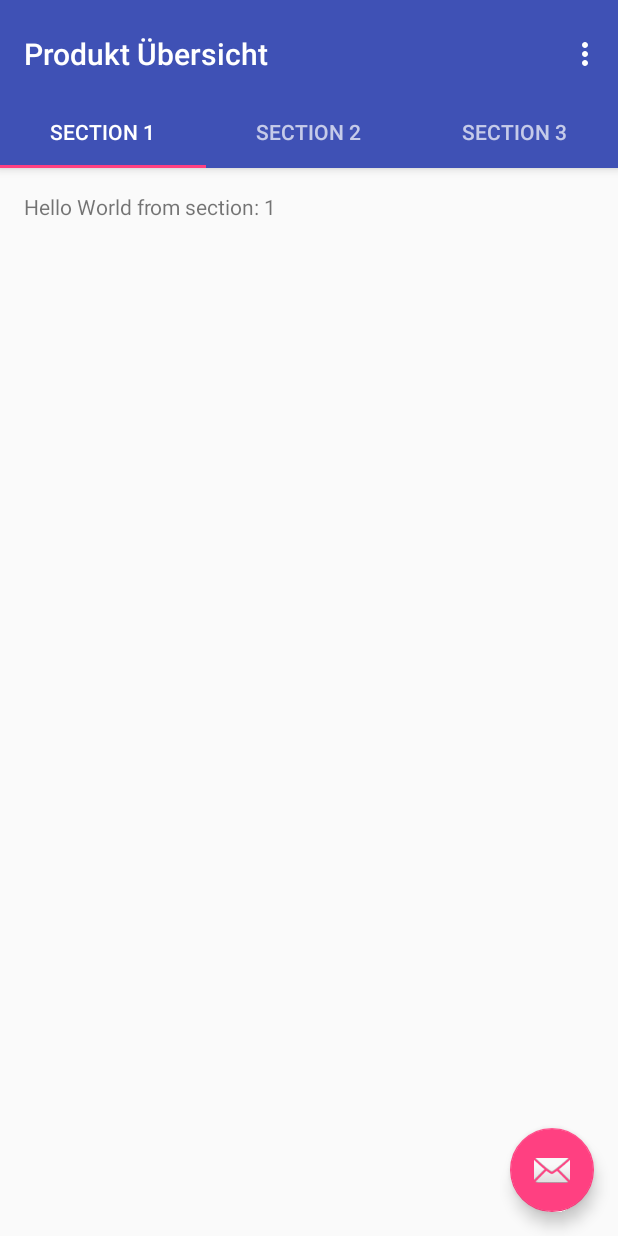
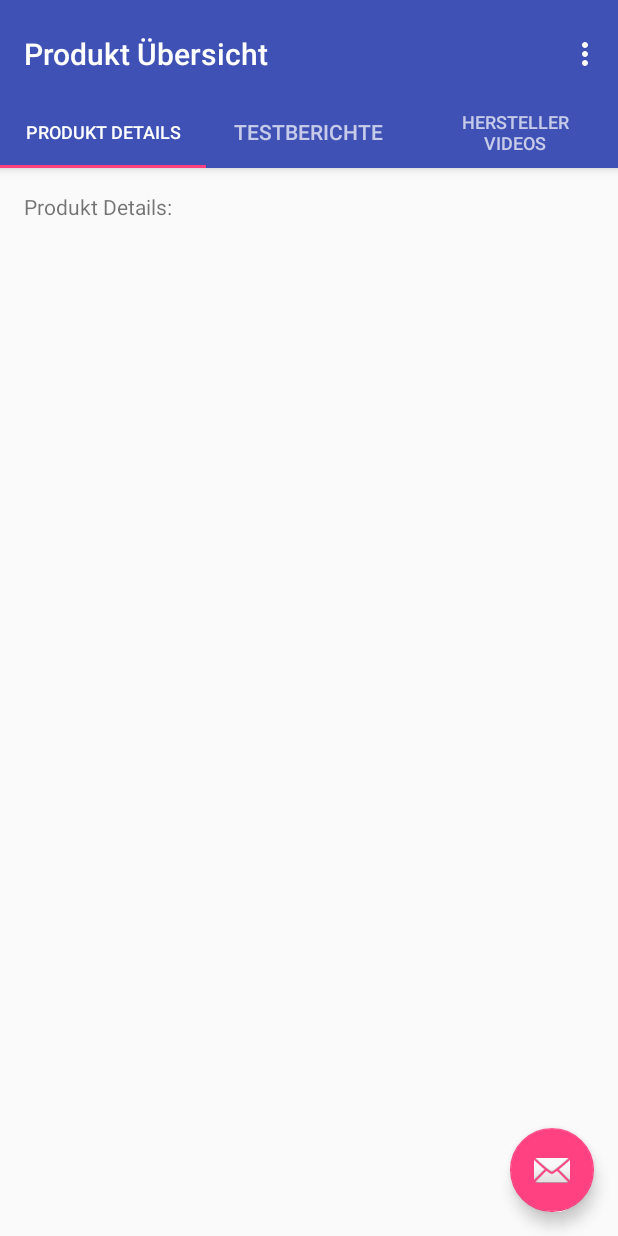
Before and after one commit to ThomasBernetzeder/Wikipeter, an Android app: the ProductOverviewActivity screen opened directly, with no data from a screen before it, on a phone screen of 412 x 824 dp. Run offline under Robolectric (Android 15) with nearby library versions, the phone set to English and light mode, and no system bars.

Commit message:
Tabbed Views angepasst und eigene Fragments erstellt. Zerlegung des JSON Strings via JSONObjekt und Strings implementiert, aber funktioniert noch nicht (Absturz der App).
Nächste Schritte:
Funktionen um JSON String zu zerlegen überprüfen/neu implementieren.
-> JSON Informationen via SharedPreferences referenzieren.

Build läuft auf Nexus 6P Device mit API 26 und Android 8.0 (O).

Unterschiedliche Libraries, evtl. Laufzeit Fehler.

```diff
--- a/app/src/main/java/krassdraufstudios/wikipeter/ProductOverviewActivity.java
+++ b/app/src/main/java/krassdraufstudios/wikipeter/ProductOverviewActivity.java
@@ -1,6 +1,6 @@
 package krassdraufstudios.wikipeter;
 
-import android.content.res.Resources;
+import android.content.Intent;
 import android.support.design.widget.TabLayout;
 import android.support.design.widget.FloatingActionButton;
 import android.support.design.widget.Snackbar;
@@ -19,6 +19,10 @@ import android.view.View;
 import android.view.ViewGroup;
 
 import android.widget.TextView;
+import android.widget.Toast;
+
+import org.json.JSONObject;
+import org.json.JSONException;
 
 public class ProductOverviewActivity extends AppCompatActivity {
 
@@ -38,15 +42,53 @@ public class ProductOverviewActivity extends AppCompatActivity {
     private ViewPager mViewPager;
     private static String product;
 
+    private static String product_id;
+    private static String product_name;
+    private static String product_category;
+    private static String product_price;
+    private static String product_spezifications;
+    private static String product_producer_page;
+    private static String product_producer_trailer;
+
+    JSONObject jsonObject;
+
+
     @Override
     protected void onCreate(Bundle savedInstanceState) {
         super.onCreate(savedInstanceState);
         setContentView(R.layout.activity_product_overview);
 
-        Bundle qrCodeData = getIntent().getExtras();
+        /*Bundle qrCodeData = getIntent().getExtras();
         if (qrCodeData != null) {
             product = qrCodeData.getString("ProductInformation");
-        }
+
+            try {
+                jsonObject = new JSONObject(product);
+            } catch (JSONException e){
+                Toast.makeText(this,"QR-Code konnte nicht ausgelesen werden.", Toast.LENGTH_SHORT).show();
+
+                // After retrieving Error-Message, switch back to ScanActivity
+                Intent intent = new Intent(getApplicationContext(), ScanActivity.class);
+
+                // start ScanActivity
+                startActivity(intent);
+            }
+
+            try {
+                product_id = jsonObject.getString("id");
+                product_name = jsonObject.getString("name");
+                product_category = jsonObject.getString("category");
+                product_price = jsonObject.getString("price");
+                product_spezifications = jsonObject.getString("spezifications");
+                product_producer_page = jsonObject.getString("producer_product_page");
+                product_producer_trailer = jsonObject.getString("producer_product_trailer");
+
+            } catch (JSONException e) {
+                Toast.makeText(this,"QR-Code konnte nicht verarbeitet werden.", Toast.LENGTH_SHORT).show();
+            }
+
+
+        }*/
 
         Toolbar toolbar = (Toolbar) findViewById(R.id.toolbar);
         setSupportActionBar(toolbar);
@@ -96,46 +138,6 @@ public class ProductOverviewActivity extends AppCompatActivity {
     }
 
     /**
-     * A placeholder fragment containing a simple view.
-     */
-    public static class PlaceholderFragment extends Fragment {
-        /**
-         * The fragment argument representing the section number for this
-         * fragment.
-         */
-        private static final String ARG_SECTION_NUMBER = "section_number";
-
-        public PlaceholderFragment() {
-        }
-
-        /**
-         * Returns a new instance of this fragment for the given section
-         * number.
-         */
-        public static PlaceholderFragment newInstance(int sectionNumber) {
-            PlaceholderFragment fragment = new PlaceholderFragment();
-            Bundle args = new Bundle();
-            args.putInt(ARG_SECTION_NUMBER, sectionNumber);
-            fragment.setArguments(args);
-            return fragment;
-        }
-
-        @Override
-        public View onCreateView(LayoutInflater inflater, ViewGroup container,
-                                 Bundle savedInstanceState) {
-
-            //Resources res = getResources();
-            //String productOverview = String.format(res.getString(R.string.product_information), product);
-
-            View rootView = inflater.inflate(R.layout.fragment_product_overview, container, false);
-            TextView textView = (TextView) rootView.findViewById(R.id.section_label);
-            textView.setText(getString(R.string.section_format, getArguments().getInt(ARG_SECTION_NUMBER)));
-            //textView.setText(getString(R.string.product_information, getArguments()));
-            return rootView;
-        }
-    }
-
-    /**
      * A {@link FragmentPagerAdapter} that returns a fragment corresponding to
      * one of the sections/tabs/pages.
      */
@@ -147,9 +149,23 @@ public class ProductOverviewActivity extends AppCompatActivity {
 
         @Override
         public Fragment getItem(int position) {
-            // getItem is called to instantiate the fragment for the given page.
-            // Return a PlaceholderFragment (defined as a static inner class below).
-            return PlaceholderFragment.newInstance(position + 1);
+            // Returning the current tabs
+            switch (position) {
+                case 0:
+                    TabOneProductDetails tab1 = new TabOneProductDetails();
+                    return tab1;
+
+                case 1:
+                    TabTwoProductReviews tab2 = new TabTwoProductReviews();
+                    return tab2;
+
+                case 2:
+                    TabThreeProducerVideos tab3 = new TabThreeProducerVideos();
+                    return tab3;
+
+                default:
+                    return null;
+            }
         }
 
         @Override
@@ -162,11 +178,11 @@ public class ProductOverviewActivity extends AppCompatActivity {
         public CharSequence getPageTitle(int position) {
             switch (position) {
                 case 0:
-                    return "SECTION 1";
+                    return "PRODUKT DETAILS";
                 case 1:
-                    return "SECTION 2";
+                    return "TESTBERICHTE";
                 case 2:
-                    return "SECTION 3";
+                    return "HERSTELLER VIDEOS";
             }
             return null;
         }
--- a/app/src/main/java/krassdraufstudios/wikipeter/ScanActivity.java
+++ b/app/src/main/java/krassdraufstudios/wikipeter/ScanActivity.java
@@ -53,7 +53,7 @@ public class ScanActivity extends AppCompatActivity {
     @Override
     protected void onCreate(Bundle savedInstanceState) {
         super.onCreate(savedInstanceState);
-        setContentView(R.layout.activity_main);
+        setContentView(R.layout.activity_scan_activity);
 
         cameraPreview = (SurfaceView)findViewById(R.id.cameraPreview);
         txtResult = (TextView)findViewById(R.id.txtResult);
--- /dev/null
+++ b/app/src/main/java/krassdraufstudios/wikipeter/TabOneProductDetails.java
@@ -0,0 +1,26 @@
+package krassdraufstudios.wikipeter;
+
+import android.support.v4.app.Fragment;
+import android.os.Bundle;
+import android.view.LayoutInflater;
+import android.view.View;
+import android.view.ViewGroup;
+import android.widget.TextView;
+
+/**
+ * Created by Krass Drauf on 02.08.2017.
+ */
+
+public class TabOneProductDetails extends Fragment {
+
+    @Override
+    public View onCreateView(LayoutInflater inflater, ViewGroup container,
+                             Bundle savedInstanceState) {
+
+        // Get the view from fragment_tab_one_product_details
+        View rootView = inflater.inflate(R.layout.fragment_tab_one_product_details, container, false);
+
+        return rootView;
+
+    }
+}
--- /dev/null
+++ b/app/src/main/java/krassdraufstudios/wikipeter/TabThreeProducerVideos.java
@@ -0,0 +1,26 @@
+package krassdraufstudios.wikipeter;
+
+import android.support.v4.app.Fragment;
+import android.os.Bundle;
+import android.view.LayoutInflater;
+import android.view.View;
+import android.view.ViewGroup;
+import android.widget.TextView;
+
+/**
+ * Created by Krass Drauf on 02.08.2017.
+ */
+
+public class TabThreeProducerVideos extends Fragment {
+
+    @Override
+    public View onCreateView(LayoutInflater inflater, ViewGroup container,
+                             Bundle savedInstanceState) {
+
+        // Get the view from fragment_tab_three_producer_videos
+        View rootView = inflater.inflate(R.layout.fragment_tab_three_producer_videos, container, false);
+
+        return rootView;
+
+    }
+}
--- /dev/null
+++ b/app/src/main/java/krassdraufstudios/wikipeter/TabTwoProductReviews.java
@@ -0,0 +1,26 @@
+package krassdraufstudios.wikipeter;
+
+import android.support.v4.app.Fragment;
+import android.os.Bundle;
+import android.view.LayoutInflater;
+import android.view.View;
+import android.view.ViewGroup;
+import android.widget.TextView;
+
+/**
+ * Created by Krass Drauf on 02.08.2017.
+ */
+
+public class TabTwoProductReviews extends Fragment {
+
+    @Override
+    public View onCreateView(LayoutInflater inflater, ViewGroup container,
+                             Bundle savedInstanceState) {
+
+        // Get the view from fragment_tab_two_product_review
+        View rootView = inflater.inflate(R.layout.fragment_tab_two_product_reviews, container, false);
+
+        return rootView;
+
+    }
+}
--- /dev/null
+++ b/app/src/main/res/layout/fragment_tab_one_product_details.xml
@@ -0,0 +1,17 @@
+<RelativeLayout xmlns:android="http://schemas.android.com/apk/res/android"
+    xmlns:tools="http://schemas.android.com/tools"
+    android:layout_width="match_parent"
+    android:layout_height="match_parent"
+    android:paddingBottom="@dimen/activity_vertical_margin"
+    android:paddingLeft="@dimen/activity_horizontal_margin"
+    android:paddingRight="@dimen/activity_horizontal_margin"
+    android:paddingTop="@dimen/activity_vertical_margin">
+    <!-- tools:context="krassdraufstudios.wikipeter.ProductOverviewActivity$PlaceholderFragment"> -->
+
+    <TextView
+        android:id="@+id/section_label"
+        android:layout_width="wrap_content"
+        android:layout_height="wrap_content"
+        android:text="Produkt Details:" />
+
+</RelativeLayout>
--- /dev/null
+++ b/app/src/main/res/layout/fragment_tab_three_producer_videos.xml
@@ -0,0 +1,17 @@
+<RelativeLayout xmlns:android="http://schemas.android.com/apk/res/android"
+    xmlns:tools="http://schemas.android.com/tools"
+    android:layout_width="match_parent"
+    android:layout_height="match_parent"
+    android:paddingBottom="@dimen/activity_vertical_margin"
+    android:paddingLeft="@dimen/activity_horizontal_margin"
+    android:paddingRight="@dimen/activity_horizontal_margin"
+    android:paddingTop="@dimen/activity_vertical_margin">
+    <!-- tools:context="krassdraufstudios.wikipeter.ProductOverviewActivity$PlaceholderFragment"> -->
+
+    <TextView
+        android:id="@+id/section_label"
+        android:layout_width="wrap_content"
+        android:layout_height="wrap_content"
+        android:text="Produkt Hersteller Videos:" />
+
+</RelativeLayout>
--- a/app/src/main/res/layout/fragment_product_overview.xml
+++ b/app/src/main/res/layout/fragment_tab_two_product_reviews.xml
@@ -5,12 +5,13 @@
     android:paddingBottom="@dimen/activity_vertical_margin"
     android:paddingLeft="@dimen/activity_horizontal_margin"
     android:paddingRight="@dimen/activity_horizontal_margin"
-    android:paddingTop="@dimen/activity_vertical_margin"
-    tools:context="krassdraufstudios.wikipeter.ProductOverviewActivity$PlaceholderFragment">
+    android:paddingTop="@dimen/activity_vertical_margin">
+    <!-- tools:context="krassdraufstudios.wikipeter.ProductOverviewActivity$TabTwoProductReviews"> -->
 
     <TextView
         android:id="@+id/section_label"
         android:layout_width="wrap_content"
-        android:layout_height="wrap_content" />
+        android:layout_height="wrap_content"
+        android:text="Produkt Tests:" />
 
 </RelativeLayout>
--- a/app/src/main/res/values/styles.xml
+++ b/app/src/main/res/values/styles.xml
@@ -6,6 +6,7 @@
         <item name="colorPrimary">@color/colorPrimary</item>
         <item name="colorPrimaryDark">@color/colorPrimaryDark</item>
         <item name="colorAccent">@color/colorAccent</item>
+
     </style>
 
     <style name="AppTheme.NoActionBar">
```
Also changed, not shown: app/src/main/res/layout/activity_scan_activity.xml (renamed from app/src/main/res/layout/activity_main.xml).
